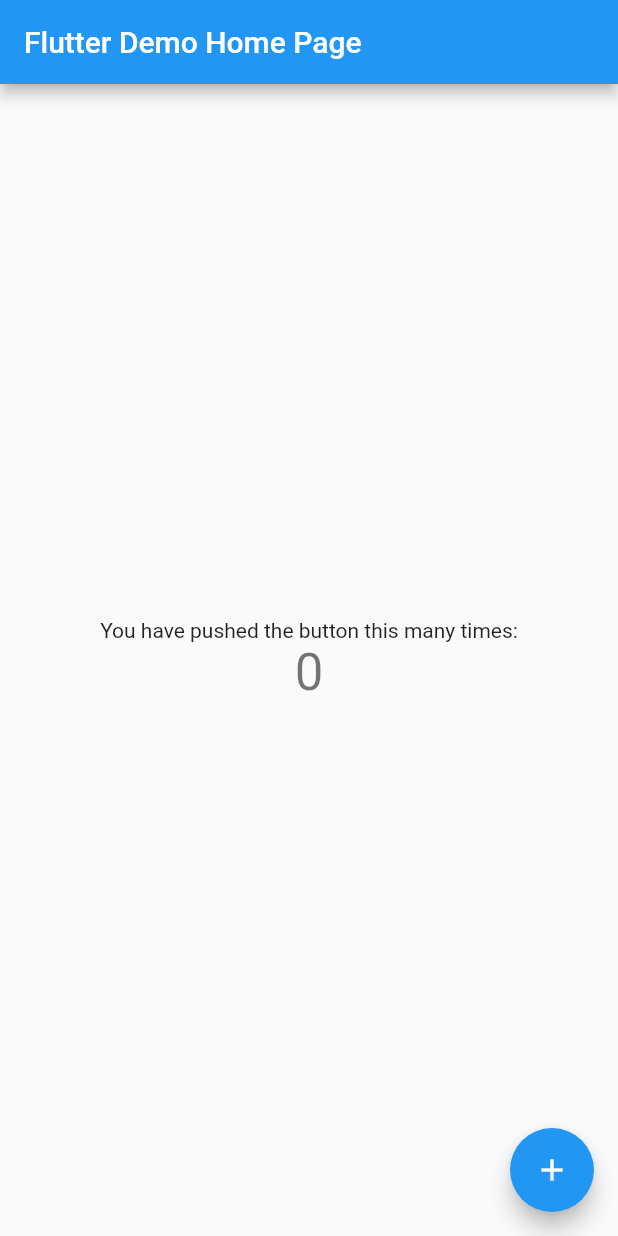
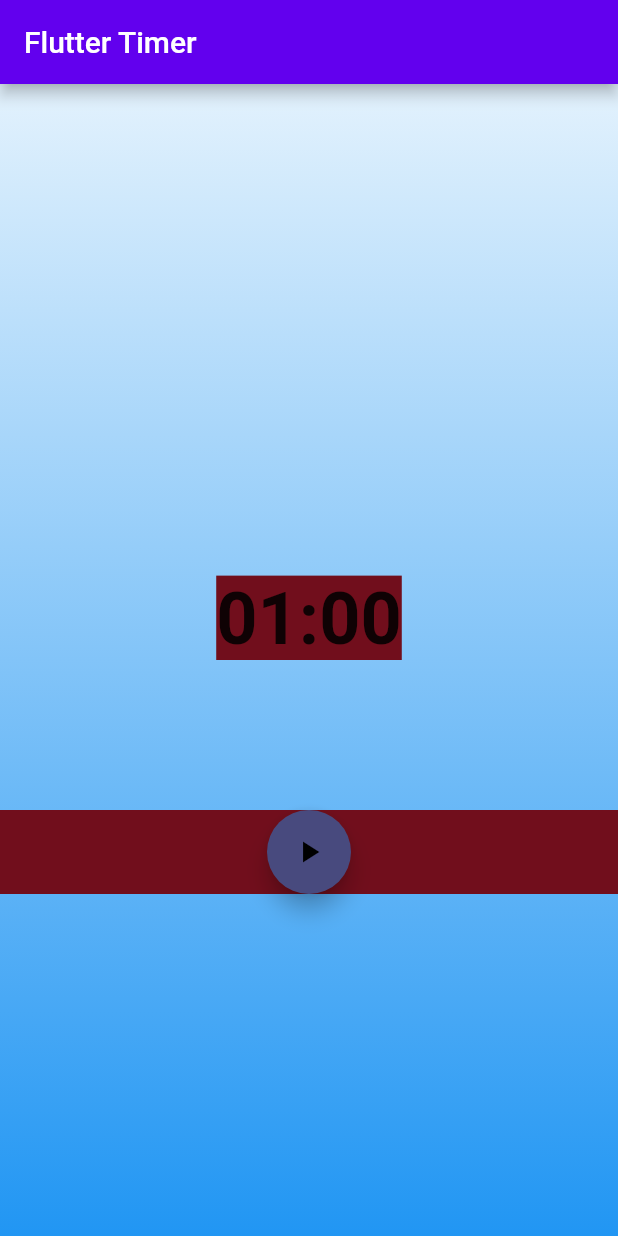
Before and after one commit to droidinnovation/clean_architecture_flutter_bloc, a Flutter app: the screen it shows after launch, on a phone screen of 412 x 824 dp. Run offline on Flutter 3.47's test engine with Material 2 defaults, Android fonts, the phone set to English and light mode, and no system bars; our stand-ins replace bloc, equatable, flutter_bloc, google_fonts, hydrated_bloc; generated files the repository leaves out were written again.

Commit message:
complete timer app

```diff
--- /dev/null
+++ b/timer_bloc/lib/app.dart
@@ -0,0 +1,19 @@
+import 'package:flutter/material.dart';
+import 'package:timer_bloc/timer/timer.dart';
+
+class App extends StatelessWidget {
+  const App({super.key});
+
+  @override
+  Widget build(BuildContext context) {
+    return MaterialApp(
+      title: 'Flutter Timer',
+      theme: ThemeData(
+        primaryColor: const Color.fromRGBO(109, 234, 255, 1),
+        colorScheme:
+            const ColorScheme.light(secondary: Color.fromRGBO(72, 74, 126, 1)),
+      ),
+      home: const TimerPage(),
+    );
+  }
+}
--- a/timer_bloc/lib/main.dart
+++ b/timer_bloc/lib/main.dart
@@ -1,115 +1,6 @@
 import 'package:flutter/material.dart';
+import 'package:timer_bloc/app.dart';
 
 void main() {
-  runApp(const MyApp());
+  runApp(const App());
 }
-
-class MyApp extends StatelessWidget {
-  const MyApp({super.key});
-
-  // This widget is the root of your application.
-  @override
-  Widget build(BuildContext context) {
-    return MaterialApp(
-      title: 'Flutter Demo',
-      theme: ThemeData(
-        // This is the theme of your application.
-        //
-        // Try running your application with "flutter run". You'll see the
-        // application has a blue toolbar. Then, without quitting the app, try
-        // changing the primarySwatch below to Colors.green and then invoke
-        // "hot reload" (press "r" in the console where you ran "flutter run",
-        // or simply save your changes to "hot reload" in a Flutter IDE).
-        // Notice that the counter didn't reset back to zero; the application
-        // is not restarted.
-        primarySwatch: Colors.blue,
-      ),
-      home: const MyHomePage(title: 'Flutter Demo Home Page'),
-    );
-  }
-}
-
-class MyHomePage extends StatefulWidget {
-  const MyHomePage({super.key, required this.title});
-
-  // This widget is the home page of your application. It is stateful, meaning
-  // that it has a State object (defined below) that contains fields that affect
-  // how it looks.
-
-  // This class is the configuration for the state. It holds the values (in this
-  // case the title) provided by the parent (in this case the App widget) and
-  // used by the build method of the State. Fields in a Widget subclass are
-  // always marked "final".
-
-  final String title;
-
-  @override
-  State<MyHomePage> createState() => _MyHomePageState();
-}
-
-class _MyHomePageState extends State<MyHomePage> {
-  int _counter = 0;
-
-  void _incrementCounter() {
-    setState(() {
-      // This call to setState tells the Flutter framework that something has
-      // changed in this State, which causes it to rerun the build method below
-      // so that the display can reflect the updated values. If we changed
-      // _counter without calling setState(), then the build method would not be
-      // called again, and so nothing would appear to happen.
-      _counter++;
-    });
-  }
-
-  @override
-  Widget build(BuildContext context) {
-    // This method is rerun every time setState is called, for instance as done
-    // by the _incrementCounter method above.
-    //
-    // The Flutter framework has been optimized to make rerunning build methods
-    // fast, so that you can just rebuild anything that needs updating rather
-    // than having to individually change instances of widgets.
-    return Scaffold(
-      appBar: AppBar(
-        // Here we take the value from the MyHomePage object that was created by
-        // the App.build method, and use it to set our appbar title.
-        title: Text(widget.title),
-      ),
-      body: Center(
-        // Center is a layout widget. It takes a single child and positions it
-        // in the middle of the parent.
-        child: Column(
-          // Column is also a layout widget. It takes a list of children and
-          // arranges them vertically. By default, it sizes itself to fit its
-          // children horizontally, and tries to be as tall as its parent.
-          //
-          // Invoke "debug painting" (press "p" in the console, choose the
-          // "Toggle Debug Paint" action from the Flutter Inspector in Android
-          // Studio, or the "Toggle Debug Paint" command in Visual Studio Code)
-          // to see the wireframe for each widget.
-          //
-          // Column has various properties to control how it sizes itself and
-          // how it positions its children. Here we use mainAxisAlignment to
-          // center the children vertically; the main axis here is the vertical
-          // axis because Columns are vertical (the cross axis would be
-          // horizontal).
-          mainAxisAlignment: MainAxisAlignment.center,
-          children: <Widget>[
-            const Text(
-              'You have pushed the button this many times:',
-            ),
-            Text(
-              '$_counter',
-              style: Theme.of(context).textTheme.headlineMedium,
-            ),
-          ],
-        ),
-      ),
-      floatingActionButton: FloatingActionButton(
-        onPressed: _incrementCounter,
-        tooltip: 'Increment',
-        child: const Icon(Icons.add),
-      ), // This trailing comma makes auto-formatting nicer for build methods.
-    );
-  }
-}
--- /dev/null
+++ b/timer_bloc/lib/ticker.dart
@@ -0,0 +1,8 @@
+class Ticker {
+  const Ticker();
+
+  Stream<int> tick({required int ticks}) {
+    return Stream.periodic(const Duration(seconds: 1), (x) => ticks - x - 1)
+        .take(ticks);
+  }
+}
--- /dev/null
+++ b/timer_bloc/lib/timer/bloc/timer_bloc.dart
@@ -0,0 +1,70 @@
+// ignore_for_file: public_member_api_docs, sort_constructors_first
+import 'dart:async';
+
+import 'package:bloc/bloc.dart';
+import 'package:equatable/equatable.dart';
+import 'package:timer_bloc/ticker.dart';
+
+part 'timer_event.dart';
+part 'timer_state.dart';
+
+class TimerBloc extends Bloc<TimerEvent, TimerState> {
+  static const int _duration = 60;
+  final Ticker _ticker;
+
+  StreamSubscription<int>? _tickerSubscription;
+
+  TimerBloc({required Ticker ticker})
+      : _ticker = ticker,
+        super(const TimerInitial(_duration)) {
+    // on<TimerEvent>((event, emit) {
+    //   //  implement event handler
+    // });
+    on<TimerStarted>(_onStarted);
+    on<_TimerTicked>(_onTicked);
+    on<TimerPaused>(_onPaused);
+    on<TimerResumed>(_onResumed);
+    on<TimerReset>(_onReset);
+  }
+
+  @override
+  Future<void> close() {
+    _tickerSubscription?.cancel();
+    return super.close();
+  }
+
+  void _onStarted(TimerStarted event, Emitter<TimerState> emit) {
+    emit(TimerRunInProgress(event.duration));
+    _tickerSubscription
+        ?.cancel(); //f there was already an open _tickerSubscription we need to cancel it to deal locate the memory
+    _tickerSubscription =
+        _ticker.tick(ticks: event.duration).listen((duration) => add(
+              _TimerTicked(duration: duration),
+            ));
+  }
+
+  void _onTicked(_TimerTicked event, Emitter<TimerState> emit) {
+    emit(event.duration > 0
+        ? TimerRunInProgress(event.duration)
+        : const TimerRunComplete());
+  }
+
+  void _onPaused(TimerPaused event, Emitter<TimerState> emit) {
+    if (state is TimerRunInProgress) {
+      _tickerSubscription?.pause();
+      emit(TimerRunPause(state.duration));
+    }
+  }
+
+  void _onResumed(TimerResumed event, Emitter<TimerState> emit) {
+    if (state is TimerRunPause) {
+      _tickerSubscription?.resume();
+      emit(TimerRunInProgress(state.duration));
+    }
+  }
+
+  void _onReset(TimerReset event, Emitter<TimerState> emit) {
+    _tickerSubscription?.cancel();
+    emit(const TimerInitial(_duration));
+  }
+}
--- /dev/null
+++ b/timer_bloc/lib/timer/bloc/timer_event.dart
@@ -0,0 +1,37 @@
+part of 'timer_bloc.dart';
+
+//Our TimerBloc will need to know how to process the following events:
+abstract class TimerEvent extends Equatable {
+  const TimerEvent();
+
+  @override
+  List<Object> get props => [];
+}
+
+//— informs the TimerBloc that the timer should be started.
+class TimerStarted extends TimerEvent {
+  final int duration;
+
+  const TimerStarted({required this.duration});
+}
+
+//— informs the TimerBloc that the timer should be paused.
+class TimerPaused extends TimerEvent {
+  const TimerPaused();
+}
+
+//— informs the TimerBloc that the timer should be resumed.
+class TimerResumed extends TimerEvent {
+  const TimerResumed();
+}
+
+//TimerReset — informs the TimerBloc that the timer should be reset to the original state.
+class TimerReset extends TimerEvent {
+  const TimerReset();
+}
+
+// — informs the TimerBloc that a tick has occurred and that it needs to update its state accordingly.
+class _TimerTicked extends TimerEvent {
+  const _TimerTicked({required this.duration});
+  final int duration;
+}
--- /dev/null
+++ b/timer_bloc/lib/timer/bloc/timer_state.dart
@@ -0,0 +1,38 @@
+part of 'timer_bloc.dart';
+
+abstract class TimerState extends Equatable {
+  const TimerState(this.duration);
+  final int duration;
+
+  @override
+  List<Object> get props => [duration];
+}
+
+//the user will be able to start the timer.
+class TimerInitial extends TimerState {
+  const TimerInitial(super.duration);
+
+  @override
+  String toString() => 'TimerInitial {duration : $duration }';
+}
+
+//the user will be able to pause and reset the timer as well as see the remaining duration.
+class TimerRunInProgress extends TimerState {
+  const TimerRunInProgress(super.duration);
+
+  @override
+  String toString() => 'TimerRunInProgress { duration: $duration }';
+}
+
+//the user will be able to resume the timer and reset the timer.
+class TimerRunPause extends TimerState {
+  const TimerRunPause(super.duration);
+
+  @override
+  String toString() => 'TimerRunPause { duration: $duration }';
+}
+
+//the user will be able to reset the timer.
+class TimerRunComplete extends TimerState {
+  const TimerRunComplete() : super(0);
+}
--- /dev/null
+++ b/timer_bloc/lib/timer/timer.dart
@@ -0,0 +1,2 @@
+export 'bloc/timer_bloc.dart';
+export 'view/timer_page.dart';
--- /dev/null
+++ b/timer_bloc/lib/timer/view/timer_page.dart
@@ -0,0 +1,152 @@
+import 'dart:math';
+
+import 'package:flutter/material.dart';
+import 'package:flutter_bloc/flutter_bloc.dart';
+import 'package:timer_bloc/ticker.dart';
+import 'package:timer_bloc/timer/timer.dart';
+
+Color randomOpaqueColor() {
+  return Color(Random().nextInt(0xffffffff)).withAlpha(0xff);
+}
+
+class TimerPage extends StatelessWidget {
+  const TimerPage({super.key});
+
+  @override
+  Widget build(BuildContext context) {
+    return BlocProvider(
+      create: (_) => TimerBloc(ticker: const Ticker()),
+      child: const TimerView(),
+    );
+  }
+}
+
+class TimerView extends StatelessWidget {
+  const TimerView({super.key});
+
+  @override
+  Widget build(BuildContext context) {
+    return Scaffold(
+      appBar: AppBar(title: const Text('Flutter Timer')),
+      body: Stack(
+        children: [
+          const Background(),
+          Column(
+            mainAxisAlignment: MainAxisAlignment.center,
+            crossAxisAlignment: CrossAxisAlignment.center,
+            children: const [
+              Padding(
+                padding: EdgeInsets.symmetric(vertical: 100.0),
+                child: Center(child: TimerText()),
+              ),
+              ActionsGrButton(),
+            ],
+          ),
+        ],
+      ),
+    );
+  }
+}
+
+class TimerText extends StatelessWidget {
+  const TimerText({super.key});
+
+  @override
+  Widget build(BuildContext context) {
+    final duration = context.select((TimerBloc bloc) => bloc.state.duration);
+    final minutesStr =
+        ((duration / 60) % 60).floor().toString().padLeft(2, '0');
+    final secondsStr = (duration % 60).floor().toString().padLeft(2, '0');
+
+    return Text('$minutesStr:$secondsStr',
+        style: TextStyle(
+            backgroundColor: randomOpaqueColor(),
+            fontWeight: FontWeight.bold,
+            fontSize: 48.0));
+  }
+}
+
+class ActionsGrButton extends StatelessWidget {
+  const ActionsGrButton({super.key});
+
+  @override
+  Widget build(BuildContext context) {
+    return BlocBuilder<TimerBloc, TimerState>(
+      buildWhen: (previous, current) =>
+          previous.runtimeType != current.runtimeType,
+      builder: (context, state) {
+        return Container(
+          color: randomOpaqueColor(),
+          child: Row(
+            mainAxisAlignment: MainAxisAlignment.spaceEvenly,
+            children: [
+              if (state is TimerInitial) ...[
+                FloatingActionButton(
+                  onPressed: () {
+                    context
+                        .read<TimerBloc>()
+                        .add(TimerStarted(duration: state.duration));
+                  },
+                  child: const Icon(Icons.play_arrow),
+                )
+              ],
+              if (state is TimerRunInProgress) ...[
+                FloatingActionButton(
+                  onPressed: () =>
+                      context.read<TimerBloc>().add(const TimerPaused()),
+                  child: const Icon(Icons.pause),
+                ),
+                FloatingActionButton(
+                  onPressed: () =>
+                      context.read<TimerBloc>().add(const TimerReset()),
+                  child: const Icon(Icons.replay),
+                ),
+              ],
+              if (state is TimerRunPause) ...[
+                FloatingActionButton(
+                  onPressed: () =>
+                      context.read<TimerBloc>().add(const TimerResumed()),
+                  child: const Icon(Icons.play_arrow),
+                ),
+                FloatingActionButton(
+                  onPressed: () =>
+                      context.read<TimerBloc>().add(const TimerReset()),
+                  child: const Icon(Icons.replay),
+                )
+              ],
+              if (state is TimerRunComplete) ...[
+                FloatingActionButton(
+                  onPressed: () =>
+                      context.read<TimerBloc>().add(const TimerReset()),
+                  child: const Icon(Icons.replay),
+                ),
+              ],
+            ],
+          ),
+        );
+      },
+    );
+  }
+}
+
+class Background extends StatelessWidget {
+  const Background({super.key});
+
+  @override
+  Widget build(BuildContext context) {
+    return SizedBox.expand(
+      child: DecoratedBox(
+        decoration: BoxDecoration(
+          gradient: LinearGradient(
+            begin: Alignment.topCenter,
+            end: Alignment.bottomCenter,
+            colors: [
+              Colors.blue.shade50,
+              Colors.blue.shade500,
+            ],
+          ),
+        ),
+      ),
+    );
+  }
+}
```
Also changed, not shown: timer_bloc/pubspec.yaml (+11 -73 lines), timer_bloc/pubspec.lock, 1 other file.
